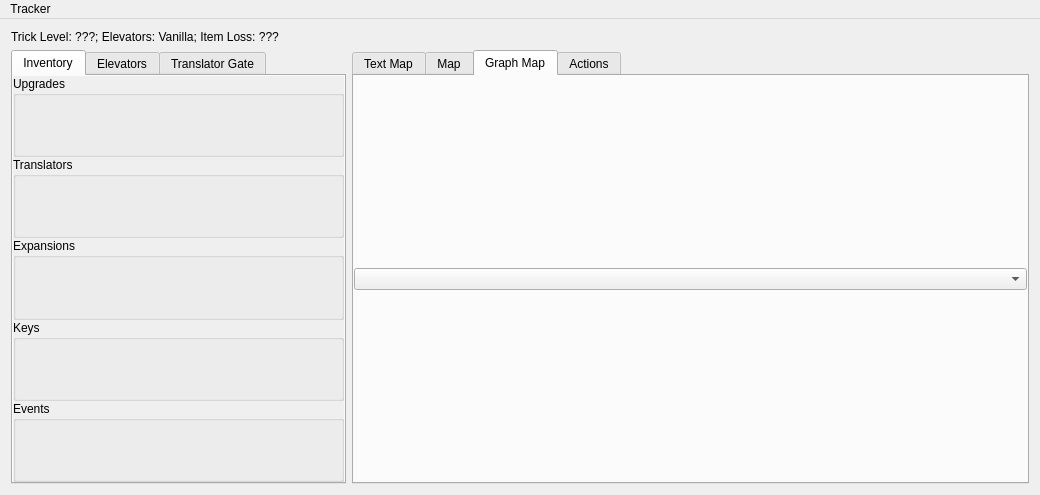
The window that randovania/gui/ui_files/tracker_window.ui (randovania/randovania) describes before a commit, drawn with Qt 5.
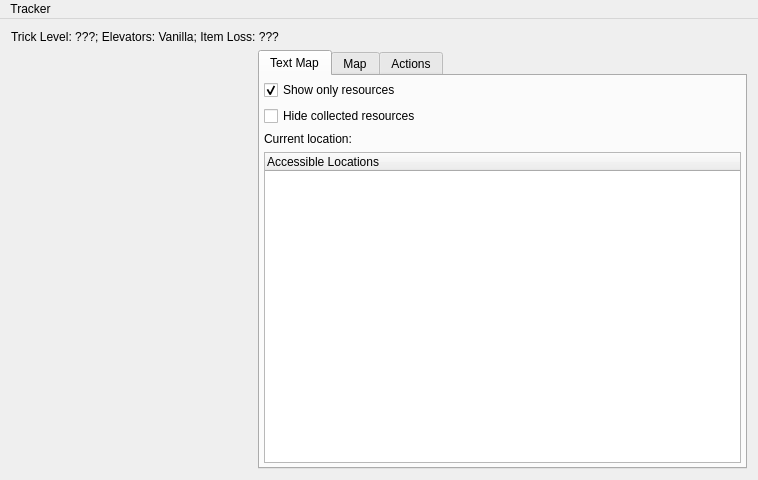
The same window after the commit. The open tabs and pages were chosen to show the change. Custom widgets are drawn as their Qt base class.

Commit message: Move Graph Map to a component

Diff of the .ui file:
```diff
--- a/randovania/gui/ui_files/tracker_window.ui
+++ b/randovania/gui/ui_files/tracker_window.ui
@@ -6,8 +6,8 @@
    <rect>
     <x>0</x>
     <y>0</y>
-    <width>1040</width>
-    <height>495</height>
+    <width>758</width>
+    <height>480</height>
    </rect>
   </property>
   <property name="windowTitle">
@@ -31,263 +31,6 @@
       </property>
      </widget>
     </item>
-    <item row="2" column="0">
-     <widget class="QTabWidget" name="tab_widget">
-      <property name="sizePolicy">
-       <sizepolicy hsizetype="Ignored" vsizetype="Expanding">
-        <horstretch>0</horstretch>
-        <verstretch>0</verstretch>
-       </sizepolicy>
-      </property>
-      <property name="currentIndex">
-       <number>0</number>
-      </property>
-      <widget class="QWidget" name="tab_inventory">
-       <attribute name="title">
-        <string>Inventory</string>
-       </attribute>
-       <layout class="QVBoxLayout" name="tab_inventory_layout">
-        <property name="spacing">
-         <number>0</number>
-        </property>
-        <property name="leftMargin">
-         <number>0</number>
-        </property>
-        <property name="topMargin">
-         <number>0</number>
-        </property>
-        <property name="rightMargin">
-         <number>0</number>
-        </property>
-        <property name="bottomMargin">
-         <number>0</number>
-        </property>
-        <item>
-         <widget class="QScrollArea" name="pickups_scroll_area">
-          <property name="sizePolicy">
-           <sizepolicy hsizetype="Ignored" vsizetype="Expanding">
-            <horstretch>0</horstretch>
-            <verstretch>0</verstretch>
-           </sizepolicy>
-          </property>
-          <property name="minimumSize">
-           <size>
-            <width>285</width>
-            <height>0</height>
-           </size>
-          </property>
-          <property name="frameShape">
-           <enum>QFrame::NoFrame</enum>
-          </property>
-          <property name="frameShadow">
-           <enum>QFrame::Plain</enum>
-          </property>
-          <property name="lineWidth">
-           <number>0</number>
-          </property>
-          <property name="horizontalScrollBarPolicy">
-           <enum>Qt::ScrollBarAlwaysOff</enum>
-          </property>
-          <property name="widgetResizable">
-           <bool>true</bool>
-          </property>
-          <widget class="QWidget" name="pickups_scroll_contents">
-           <property name="geometry">
-            <rect>
-             <x>0</x>
-             <y>0</y>
-             <width>333</width>
-             <height>402</height>
-            </rect>
-           </property>
-           <layout class="QVBoxLayout" name="pickup_box_layout">
-            <property name="spacing">
-             <number>0</number>
-            </property>
-            <property name="leftMargin">
-             <number>0</number>
-            </property>
-            <property name="topMargin">
-             <number>0</number>
-            </property>
-            <property name="rightMargin">
-             <number>0</number>
-            </property>
-            <property name="bottomMargin">
-             <number>0</number>
-            </property>
-            <item>
-             <widget class="QGroupBox" name="upgrades_box">
-              <property name="title">
-               <string>Upgrades</string>
-              </property>
-              <layout class="QGridLayout" name="upgrades_layout"/>
-             </widget>
-            </item>
-            <item>
-             <widget class="QGroupBox" name="translators_box">
-              <property name="title">
-               <string>Translators</string>
-              </property>
-              <layout class="QGridLayout" name="translators_layout"/>
-             </widget>
-            </item>
-            <item>
-             <widget class="QGroupBox" name="expansions_box">
-              <property name="title">
-               <string>Expansions</string>
-              </property>
-              <layout class="QGridLayout" name="expansions_layout"/>
-             </widget>
-            </item>
-            <item>
-             <widget class="QGroupBox" name="keys_box">
-              <property name="title">
-               <string>Keys</string>
-              </property>
-              <layout class="QGridLayout" name="keys_layout"/>
-             </widget>
-            </item>
-            <item>
-             <widget class="QGroupBox" name="events_box">
-              <property name="title">
-               <string>Events</string>
-              </property>
-              <layout class="QVBoxLayout" name="events_layout"/>
-             </widget>
-            </item>
-           </layout>
-          </widget>
-         </widget>
-        </item>
-       </layout>
-      </widget>
-      <widget class="QWidget" name="tab_elevators">
-       <attribute name="title">
-        <string>Elevators</string>
-       </attribute>
-       <layout class="QVBoxLayout" name="tab_elevators_layout">
-        <property name="leftMargin">
-         <number>0</number>
-        </property>
-        <property name="topMargin">
-         <number>0</number>
-        </property>
-        <property name="rightMargin">
-         <number>0</number>
-        </property>
-        <property name="bottomMargin">
-         <number>0</number>
-        </property>
-        <item>
-         <widget class="QScrollArea" name="elevators_scroll_area">
-          <property name="sizePolicy">
-           <sizepolicy hsizetype="Ignored" vsizetype="Expanding">
-            <horstretch>0</horstretch>
-            <verstretch>0</verstretch>
-           </sizepolicy>
-          </property>
-          <property name="minimumSize">
-           <size>
-            <width>285</width>
-            <height>0</height>
-           </size>
-          </property>
-          <property name="frameShape">
-           <enum>QFrame::NoFrame</enum>
-          </property>
-          <property name="frameShadow">
-           <enum>QFrame::Plain</enum>
-          </property>
-          <property name="widgetResizable">
-           <bool>true</bool>
-          </property>
-          <widget class="QWidget" name="elevators_scroll_contents">
-           <property name="geometry">
-            <rect>
-             <x>0</x>
-             <y>0</y>
-             <width>333</width>
-             <height>402</height>
-            </rect>
-           </property>
-           <layout class="QVBoxLayout" name="elevators_scroll_layout">
-            <property name="leftMargin">
-             <number>0</number>
-            </property>
-            <property name="topMargin">
-             <number>0</number>
-            </property>
-            <property name="rightMargin">
-             <number>0</number>
-            </property>
-            <property name="bottomMargin">
-             <number>0</number>
-            </property>
-           </layout>
-          </widget>
-         </widget>
-        </item>
-       </layout>
-      </widget>
-      <widget class="QWidget" name="tab_translator_gate">
-       <attribute name="title">
-        <string>Translator Gate</string>
-       </attribute>
-       <layout class="QVBoxLayout" name="tab_translator_gate_layout">
-        <property name="leftMargin">
-         <number>0</number>
-        </property>
-        <property name="topMargin">
-         <number>0</number>
-        </property>
-        <property name="rightMargin">
-         <number>0</number>
-        </property>
-        <property name="bottomMargin">
-         <number>0</number>
-        </property>
-        <item>
-         <widget class="QScrollArea" name="translator_gate_scroll_area">
-          <property name="sizePolicy">
-           <sizepolicy hsizetype="Ignored" vsizetype="Expanding">
-            <horstretch>0</horstretch>
-            <verstretch>0</verstretch>
-           </sizepolicy>
-          </property>
-          <property name="widgetResizable">
-           <bool>true</bool>
-          </property>
-          <widget class="QWidget" name="translator_gate_scroll_contents">
-           <property name="geometry">
-            <rect>
-             <x>0</x>
-             <y>0</y>
-             <width>331</width>
-             <height>400</height>
-            </rect>
-           </property>
-           <layout class="QGridLayout" name="translator_gate_scroll_layout">
-            <property name="leftMargin">
-             <number>3</number>
-            </property>
-            <property name="topMargin">
-             <number>3</number>
-            </property>
-            <property name="rightMargin">
-             <number>3</number>
-            </property>
-            <property name="bottomMargin">
-             <number>3</number>
-            </property>
-           </layout>
-          </widget>
-         </widget>
-        </item>
-       </layout>
-      </widget>
-     </widget>
-    </item>
     <item row="2" column="1" colspan="2">
      <widget class="QTabWidget" name="map_tab_widget">
       <property name="currentIndex">
@@ -389,28 +132,6 @@
         </item>
        </layout>
       </widget>
-      <widget class="QWidget" name="tab_graph_map">
-       <attribute name="title">
-        <string>Graph Map</string>
-       </attribute>
-       <layout class="QVBoxLayout" name="tab_graph_map_layout">
-        <property name="leftMargin">
-         <number>0</number>
-        </property>
-        <property name="topMargin">
-         <number>0</number>
-        </property>
-        <property name="rightMargin">
-         <number>0</number>
-        </property>
-        <property name="bottomMargin">
-         <number>0</number>
-        </property>
-        <item>
-         <widget class="QComboBox" name="graph_map_region_combo"/>
-        </item>
-       </layout>
-      </widget>
       <widget class="QWidget" name="tab_actions">
        <attribute name="title">
         <string>Actions</string>
@@ -465,8 +186,8 @@
     <rect>
      <x>0</x>
      <y>0</y>
-     <width>1040</width>
-     <height>22</height>
+     <width>758</width>
+     <height>17</height>
     </rect>
    </property>
    <widget class="QMenu" name="menu_tracker">
```
The commit also changes 8 other files.
